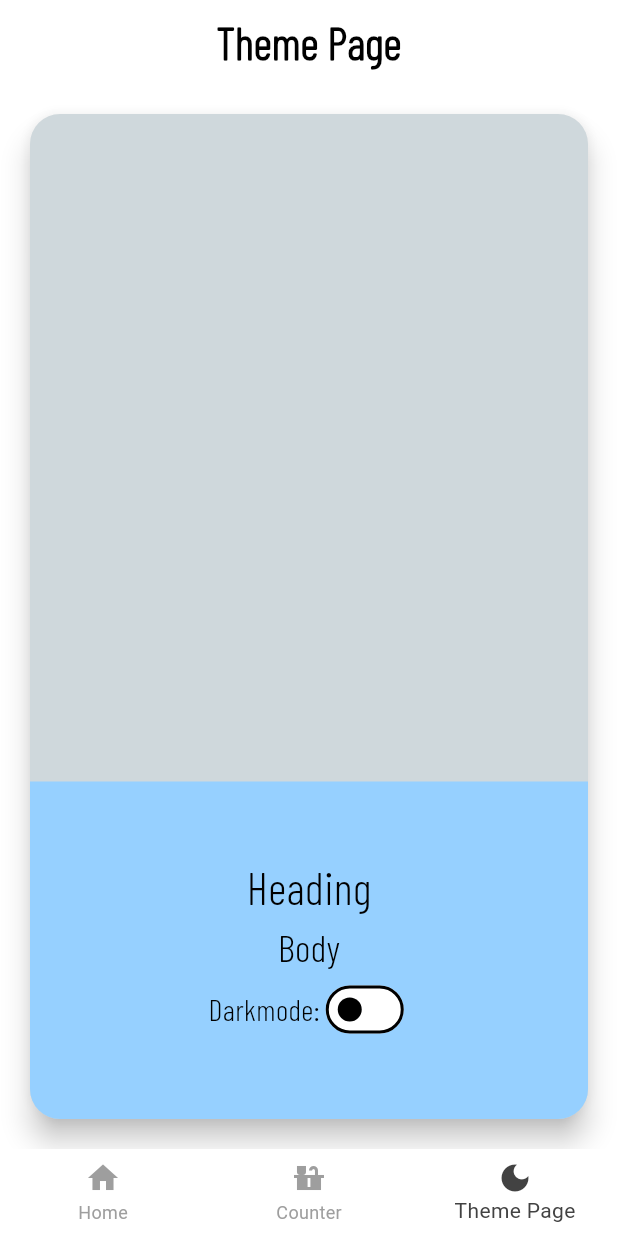
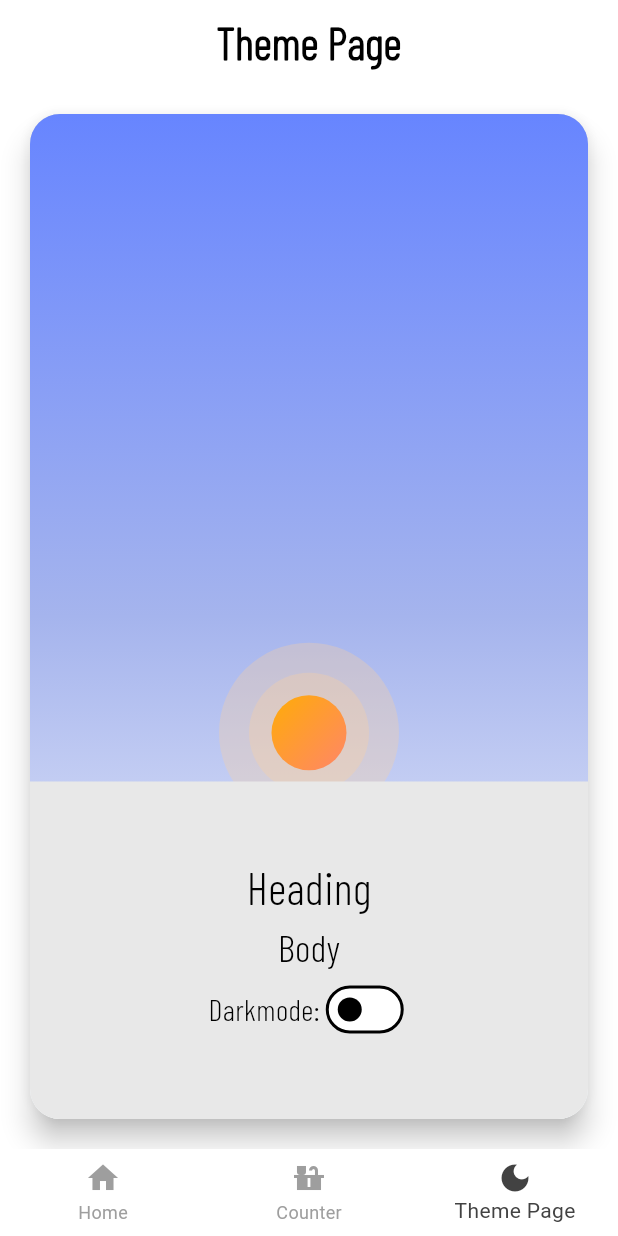
Before and after one commit to Tetoji/Flutter-Udemy-Course, a Flutter app: the screen it shows after launch, item 3 of the bottom bar chosen, on a phone screen of 412 x 824 dp. Run offline on Flutter 3.47's test engine with Material 3 defaults, Android fonts, the phone set to English and light mode, and no system bars; drawn by our look-alikes of auto_size_text.

```diff
--- /dev/null
+++ b/udemy_app/lib/presentation/theme_animation/animation_widgets/sun.dart
@@ -0,0 +1,49 @@
+import 'package:flutter/material.dart';
+
+class Sun extends StatelessWidget {
+  const Sun({super.key});
+
+  @override
+  Widget build(BuildContext context) {
+    return SunShine(
+      radius: 120,
+      child: SunShine(
+        radius: 80,
+        child: Container(
+          height: 50,
+          width: 50,
+          decoration: const BoxDecoration(
+            shape: BoxShape.circle,
+            gradient: LinearGradient(
+              colors: [
+                Color.fromARGB(255, 255, 172, 7),
+                Color.fromARGB(255, 255, 134, 104),
+              ],
+              begin: Alignment.topLeft,
+              end: Alignment.bottomRight,
+            ),
+          ),
+        ),
+      ),
+    );
+  }
+}
+
+class SunShine extends StatelessWidget {
+  final double radius;
+  final Widget child;
+  const SunShine({super.key, required this.radius, required this.child});
+
+  @override
+  Widget build(BuildContext context) {
+    return Container(
+      height: radius,
+      width: radius,
+      decoration: BoxDecoration(
+        shape: BoxShape.circle,
+        color: const Color.fromARGB(255, 255, 209, 154).withOpacity(0.3),
+      ),
+      child: Center(child: child),
+    );
+  }
+}
--- a/udemy_app/lib/presentation/theme_animation/theme_animation_page.dart
+++ b/udemy_app/lib/presentation/theme_animation/theme_animation_page.dart
@@ -2,6 +2,7 @@ import 'package:auto_size_text/auto_size_text.dart';
 import 'package:flutter/material.dart';
 import 'package:provider/provider.dart';
 import 'package:udemy_app/application/theme_service.dart';
+import 'package:udemy_app/presentation/theme_animation/animation_widgets/sun.dart';
 
 class ThemaAnimationPage extends StatelessWidget {
   const ThemaAnimationPage({super.key});
@@ -34,15 +35,41 @@ class ThemaAnimationPage extends StatelessWidget {
               color: Theme.of(context).colorScheme.onPrimary,
               child: ConstrainedBox(
                 constraints: const BoxConstraints(minWidth: double.infinity),
-                child: SizedBox(
+                //! upper half
+                child: Container(
                   height: double.infinity,
+                  decoration: BoxDecoration(
+                    borderRadius: BorderRadius.circular(20),
+                    gradient: LinearGradient(
+                      colors: themeService.isDarkModeOn
+                          ? const [
+                              Color.fromARGB(255, 13, 32, 106),
+                              Color.fromARGB(255, 35, 54, 133),
+                              Color.fromARGB(255, 170, 183, 242),
+                            ]
+                          : [
+                              const Color.fromARGB(255, 103, 133, 255),
+                              const Color.fromARGB(255, 165, 180, 237),
+                              const Color.fromARGB(255, 255, 255, 255),
+                            ],
+                      begin: Alignment.topCenter,
+                      end: Alignment.bottomCenter,
+                    ),
+                  ),
+                  //! lower half
                   child: Stack(
                     children: [
+                      AnimatedPadding(
+                        padding: EdgeInsets.only(
+                            top: themeService.isDarkModeOn ? 205 : 155),
+                        duration: const Duration(microseconds: 300),
+                        child: const Center(child: Sun()),
+                      ),
                       Align(
                         alignment: Alignment.bottomCenter,
                         child: Container(
                           decoration: BoxDecoration(
-                            borderRadius: BorderRadius.only(
+                            borderRadius: const BorderRadius.only(
                               bottomLeft: Radius.circular(20),
                               bottomRight: Radius.circular(20),
                             ),
--- a/udemy_app/lib/theme.dart
+++ b/udemy_app/lib/theme.dart
@@ -8,7 +8,7 @@ class AppTheme {
   static final Color _lightPrimaryVariantColor = Colors.blueGrey.shade800;
   static final Color _lightOnPrimaryColor = Colors.blueGrey.shade100;
   static const Color _lightTextColorPrimary = Colors.black;
-  static const Color _appbarColorLight = Color.fromARGB(255, 150, 208, 255);
+  static const Color _appbarColorLight = Color.fromARGB(255, 232, 232, 232);
   static final Color _lightSelectedIconColor = Colors.grey.shade800;
   static const Color _lightUnselectedIconColor = Colors.grey;
 
```
